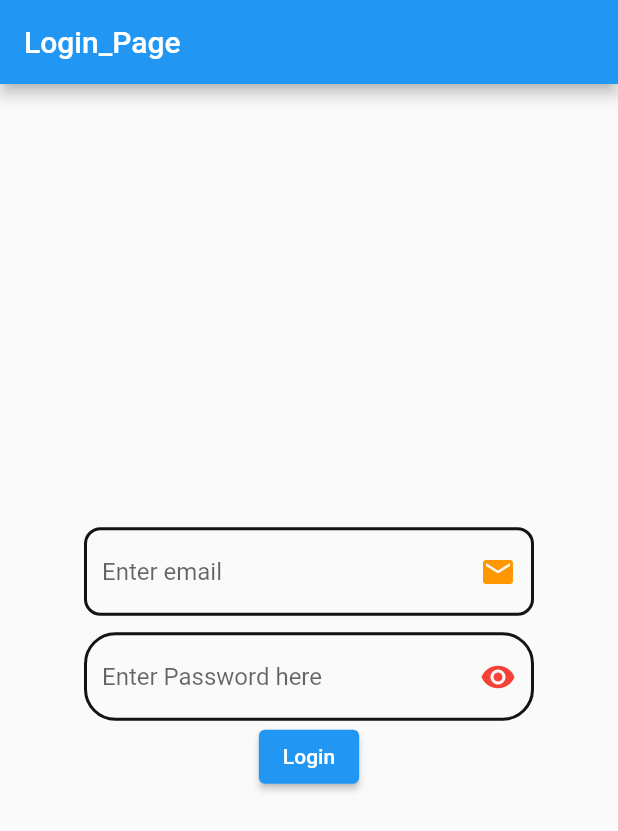
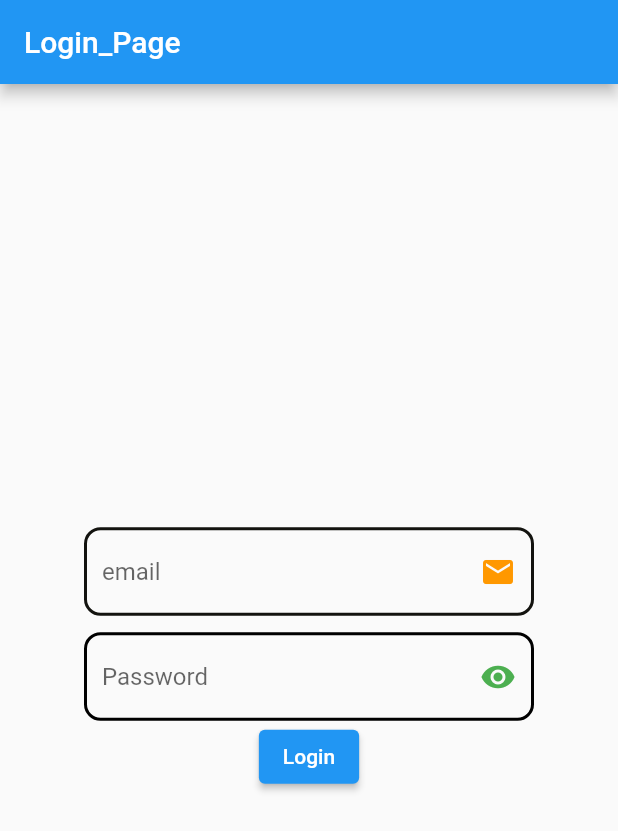
Before and after one commit to rajkumardevarakonda/demo_flutter, a Flutter app: the MyHomePage screen opened directly, on a phone screen of 412 x 824 dp. Shown: the top 831 px of the screen. Run offline on Flutter 3.47's test engine with Material 2 defaults, Android fonts, the phone set to English and light mode, and no system bars.

Commit message:
login page little  styles changed

```diff
--- a/lib/login_page.dart
+++ b/lib/login_page.dart
@@ -42,11 +42,12 @@ class _MyHomePageState extends State<MyHomePage> {
             mainAxisAlignment: MainAxisAlignment.center,
             children: [
               TextField(
+                // keyboardType: TextInputType.phone,
                 controller: emailText,
                 decoration: InputDecoration(
-                    hintText: 'Enter email',
+                    hintText: 'email',
                     focusedBorder: OutlineInputBorder(
-                        borderRadius: BorderRadius.circular(11),
+                        borderRadius: BorderRadius.circular(31),
                         borderSide:  BorderSide(
                             color:Colors.orange, width: 2)),
                     enabledBorder: OutlineInputBorder(
@@ -70,26 +71,24 @@ class _MyHomePageState extends State<MyHomePage> {
                   obscureText: false,
                   obscuringCharacter:'*',
                   decoration: InputDecoration(
-                    hintText: 'Enter Password here',
-                    border: OutlineInputBorder(
-                        borderRadius: BorderRadius.circular(21),
+                    hintText: 'Password',
+                    focusedBorder: OutlineInputBorder(
+                        borderRadius: BorderRadius.circular(31),
                         borderSide: const BorderSide(
-                            color: Colors.black, width: 2),),
+                            color: Colors.green, width: 2),),
                         enabledBorder: OutlineInputBorder(
-                    borderRadius: BorderRadius.circular(21),
+                    borderRadius: BorderRadius.circular(11),
                       borderSide: BorderSide(
-                          color: Color.fromARGB(255, 19, 19, 15), width: 2)),
+                          color: Colors.black, width: 2)),
                     suffixIcon: IconButton(
-                  icon: Icon(Icons.remove_red_eye, color: Colors.red,),
+                  icon: Icon(Icons.remove_red_eye, color: Colors.green,),
                 onPressed: () {  },
               ),),
               ),
               ElevatedButton(onPressed: (){
                String  uEmail = emailText.text.toString();
                String uPass = passText.text;
-              }, child: Text(
-                'Login'
-              ))
+              }, child: Text('Login'))
             ],
           ),
         ),
```
